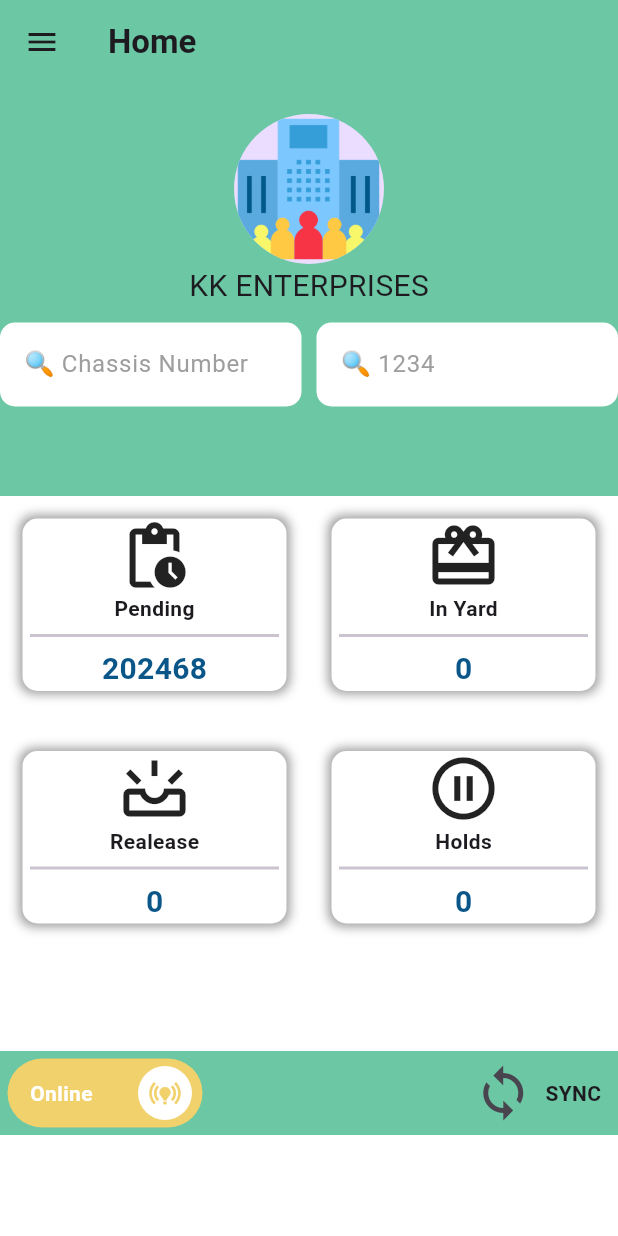
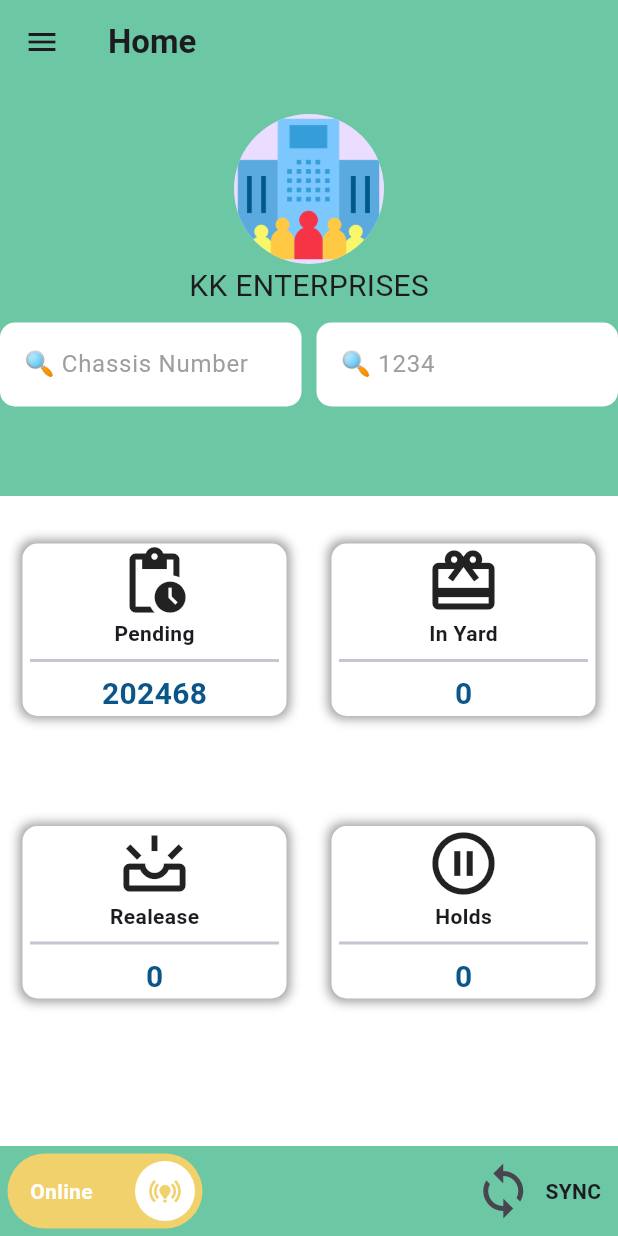
Before and after one commit to anshyyy/vehicle_check, a Flutter app: the screen it shows after launch, on a phone screen of 412 x 824 dp. Run offline on Flutter 3.47's test engine with Material 2 defaults, Android fonts, the phone set to English and light mode, and no system bars; drawn by our look-alikes of lite_rolling_switch.

Commit message:
minor fixes

```diff
--- a/lib/screens/home-page.dart
+++ b/lib/screens/home-page.dart
@@ -107,6 +107,7 @@ class _HomePageState extends State<HomePage> {
       ),
       body: Scaffold(
         body: Column(
+          mainAxisAlignment: MainAxisAlignment.spaceBetween,
           children: [
             Container(
               alignment: Alignment.center,
@@ -192,6 +193,7 @@ class _HomePageState extends State<HomePage> {
               ),
             ),
             Row(
+              mainAxisAlignment: MainAxisAlignment.spaceBetween,
               children: [
                 Expanded(
                     child: ReusableCard(
@@ -231,7 +233,7 @@ class _HomePageState extends State<HomePage> {
               ],
             ),
             SizedBox(
-              height: 70,
+              height: 50,
             ),
             SafeArea(
               child: Container(
@@ -273,7 +275,7 @@ class _HomePageState extends State<HomePage> {
                     ]))
                   ],
                 ),
-                height: 56,
+                height: 60,
                 width: MediaQuery.of(context).size.width,
                 decoration: BoxDecoration(
                   color: kGreen,
```
